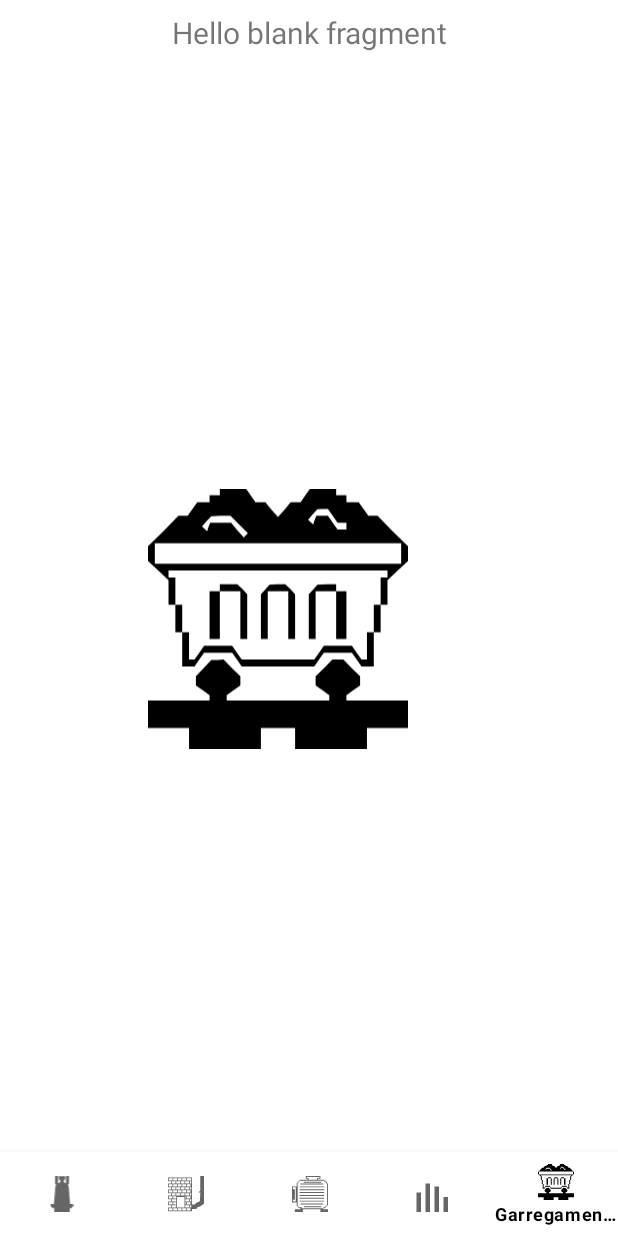
After one commit to Henrique8m/Supervisorio_Android, an Android app: the CarregamentoFragment screen opened through its navigation route, on a phone screen of 412 x 824 dp. The commit adds this screen. Run offline under Robolectric (Android 15) with nearby library versions, the phone set to English and light mode, and no system bars; our stand-ins replace navigation-ui.

Commit message:
Novas telas

```diff
--- a/app/src/main/java/com/hrodriguesdev/supervisorioandroid/NavBarActivity.kt
+++ b/app/src/main/java/com/hrodriguesdev/supervisorioandroid/NavBarActivity.kt
@@ -39,7 +39,7 @@ class NavBarActivity : AppCompatActivity() {
         // menu should be considered as top level destinations.
         val appBarConfiguration = AppBarConfiguration(
             setOf(
-                R.id.navigation_home, R.id.navigation_dashboard, R.id.navigation_notifications
+                R.id.navigation_home, R.id.navigation_dashboard, R.id.navigation_notifications, R.id.navigation_grafico
             )
         )
 
--- /dev/null
+++ b/app/src/main/java/com/hrodriguesdev/supervisorioandroid/ui/carregamento/CarregamentoFragment.kt
@@ -0,0 +1,38 @@
+package com.hrodriguesdev.supervisorioandroid.ui.carregamento
+
+import android.os.Bundle
+import android.view.LayoutInflater
+import android.view.View
+import android.view.ViewGroup
+import androidx.fragment.app.Fragment
+import androidx.lifecycle.ViewModelProvider
+import com.hrodriguesdev.supervisorioandroid.databinding.FragmentCarregamentoBinding
+
+class CarregamentoFragment : Fragment() {
+
+    private var _binding: FragmentCarregamentoBinding? = null
+    private val binding get() = _binding!!
+
+    override fun onCreateView(
+        inflater: LayoutInflater,
+        container: ViewGroup?,
+        savedInstanceState: Bundle?
+    ): View {
+        val graficoViewModel =
+            ViewModelProvider(this).get(CarregamentoViewModel::class.java)
+
+        _binding = FragmentCarregamentoBinding.inflate(inflater, container, false)
+        val root: View = binding.root
+
+//        val textView: TextView = binding.textDashboard
+//        dashboardViewModel.text.observe(viewLifecycleOwner) {
+//            textView.text = it
+//        }
+        return root
+    }
+
+    override fun onDestroyView() {
+        super.onDestroyView()
+        _binding = null
+    }
+}
--- /dev/null
+++ b/app/src/main/java/com/hrodriguesdev/supervisorioandroid/ui/carregamento/CarregamentoViewModel.kt
@@ -0,0 +1,13 @@
+package com.hrodriguesdev.supervisorioandroid.ui.carregamento
+
+import androidx.lifecycle.LiveData
+import androidx.lifecycle.MutableLiveData
+import androidx.lifecycle.ViewModel
+
+class CarregamentoViewModel : ViewModel() {
+
+    private val _text = MutableLiveData<String>().apply {
+        value = "This is dashboard Fragment"
+    }
+    val text: LiveData<String> = _text
+}
--- /dev/null
+++ b/app/src/main/res/layout/fragment_carregamento.xml
@@ -0,0 +1,35 @@
+<?xml version="1.0" encoding="utf-8"?>
+<androidx.constraintlayout.widget.ConstraintLayout xmlns:android="http://schemas.android.com/apk/res/android"
+    xmlns:app="http://schemas.android.com/apk/res-auto"
+    xmlns:tools="http://schemas.android.com/tools"
+    android:layout_width="match_parent"
+    android:layout_height="match_parent"
+    tools:context=".ui.carregamento.CarregamentoFragment">
+
+    <TextView
+        android:id="@+id/text_dashboard"
+        android:layout_width="match_parent"
+        android:layout_height="match_parent"
+        android:layout_marginStart="8dp"
+        android:layout_marginTop="8dp"
+        android:layout_marginEnd="8dp"
+        android:text="@string/hello_blank_fragment"
+        android:textAlignment="center"
+        android:textSize="20sp"
+        app:layout_constraintBottom_toBottomOf="parent"
+        app:layout_constraintEnd_toEndOf="parent"
+        app:layout_constraintStart_toStartOf="parent"
+        app:layout_constraintTop_toTopOf="parent" />
+
+    <ImageView
+        android:id="@+id/imageView"
+        android:layout_width="173dp"
+        android:layout_height="246dp"
+        android:src="@drawable/ic_carregamento"
+        app:layout_constraintBottom_toBottomOf="parent"
+        app:layout_constraintEnd_toEndOf="parent"
+        app:layout_constraintHorizontal_bias="0.414"
+        app:layout_constraintStart_toStartOf="parent"
+        app:layout_constraintTop_toTopOf="parent" />
+
+</androidx.constraintlayout.widget.ConstraintLayout>
--- a/app/src/main/res/menu/bottom_nav_menu.xml
+++ b/app/src/main/res/menu/bottom_nav_menu.xml
@@ -14,5 +14,13 @@
         android:id="@+id/navigation_dashboard"
         android:icon="@drawable/ic_sala_de_maquina"
         android:title="@string/title_dashboard" />
+    <item
+        android:id="@+id/navigation_grafico"
+        android:icon="@drawable/ic_grafico"
+        android:title="@string/title_grafico" />
+    <item
+        android:id="@+id/navigation_carregamento"
+        android:icon="@drawable/ic_carregamento"
+        android:title="@string/title_carregamento" />
 
 </menu>
--- a/app/src/main/res/navigation/mobile_navigation.xml
+++ b/app/src/main/res/navigation/mobile_navigation.xml
@@ -22,4 +22,17 @@
         android:name="com.hrodriguesdev.supervisorioandroid.ui.notifications.NotificationsFragment"
         android:label="@string/title_notifications"
         tools:layout="@layout/fragment_notifications" />
+
+    <fragment
+        android:id="@+id/navigation_grafico"
+        android:name="com.hrodriguesdev.supervisorioandroid.ui.grafico.GraficoFragment"
+        android:label="@string/title_grafico"
+        tools:layout="@layout/fragment_grafico" />
+
+    <fragment
+        android:id="@+id/navigation_carregamento"
+        android:name="com.hrodriguesdev.supervisorioandroid.ui.carregamento.CarregamentoFragment"
+        android:label="@string/title_carregamento"
+        tools:layout="@layout/fragment_carregamento" />
+
 </navigation>
--- a/app/src/main/res/values/strings.xml
+++ b/app/src/main/res/values/strings.xml
@@ -31,7 +31,10 @@
     <string name="slide_page">Slide Page</string>
     <string name="glendon_fire">Glendon</string>
     <string name="title_home">Alto Forno</string>
-    <string name="title_dashboard">Dashboard</string>
+    <string name="title_dashboard">SLM</string>
     <string name="title_notifications">Glendons</string>
     <string name="title_activity_nav_bar">Supervisorio</string>
+    <string name="title_grafico">Graficos</string>
+    <string name="title_carregamento">Garregamento</string>
+    <string name="hello_blank_fragment">Hello blank fragment</string>
 </resources>
```
Also changed, not shown: app/src/main/java/com/hrodriguesdev/supervisorioandroid/ui/grafico/GraficoFragment.kt (added, +39 -0 lines), app/src/main/java/com/hrodriguesdev/supervisorioandroid/ui/grafico/GraficoViewModel.kt (added, +13 -0 lines), app/src/main/res/layout/fragment_grafico.xml (added, +24 -0 lines).
